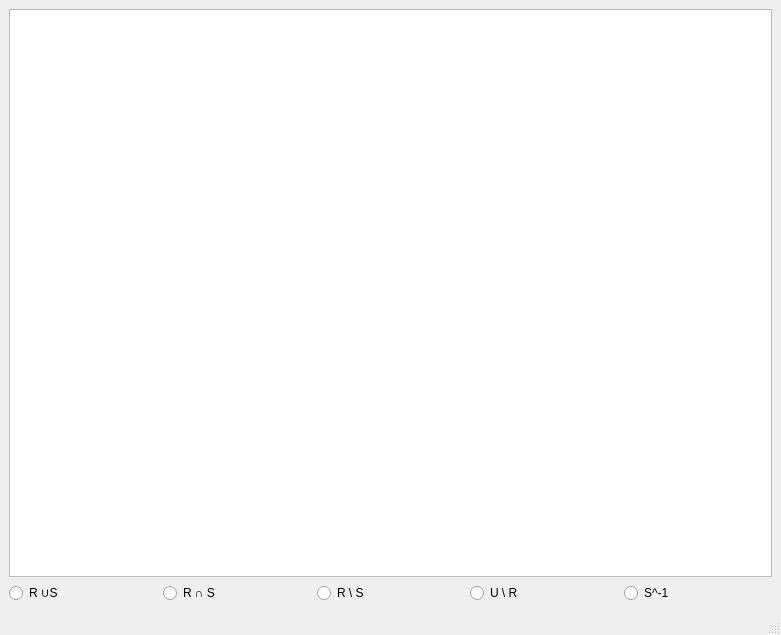
Old version of the form FourthWindowForm.ui in the repository s3rbug/DiscreteMathLab2.
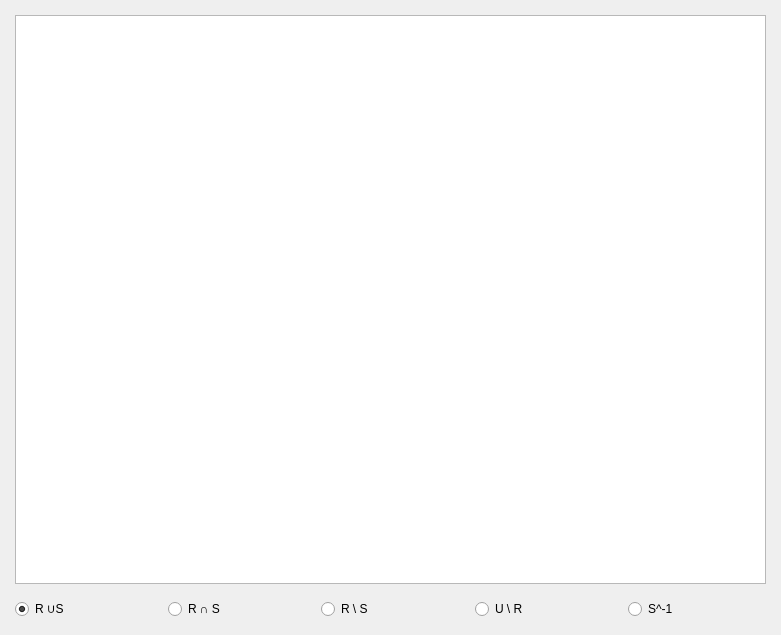
New version of the form.

```diff
--- a/FourthWindowForm.ui
+++ b/FourthWindowForm.ui
@@ -15,10 +15,38 @@
   </property>
   <widget class="QWidget" name="centralwidget">
    <layout class="QHBoxLayout" name="horizontalLayout">
+    <property name="spacing">
+     <number>15</number>
+    </property>
+    <property name="leftMargin">
+     <number>15</number>
+    </property>
+    <property name="topMargin">
+     <number>15</number>
+    </property>
+    <property name="rightMargin">
+     <number>15</number>
+    </property>
+    <property name="bottomMargin">
+     <number>15</number>
+    </property>
     <item>
      <layout class="QGridLayout" name="gridLayout">
       <item row="0" column="0">
-       <widget class="QTableWidget" name="tableWidget"/>
+       <widget class="QTableWidget" name="table">
+        <property name="styleSheet">
+         <string notr="true">font-size: 12px</string>
+        </property>
+        <property name="selectionMode">
+         <enum>QAbstractItemView::NoSelection</enum>
+        </property>
+        <attribute name="horizontalHeaderDefaultSectionSize">
+         <number>200</number>
+        </attribute>
+        <attribute name="verticalHeaderDefaultSectionSize">
+         <number>50</number>
+        </attribute>
+       </widget>
       </item>
       <item row="1" column="0">
        <layout class="QHBoxLayout" name="horizontalLayout_2">
@@ -27,6 +55,12 @@
           <property name="text">
            <string>R ∪S</string>
           </property>
+          <property name="checked">
+           <bool>true</bool>
+          </property>
+          <attribute name="buttonGroup">
+           <string notr="true">radio_group</string>
+          </attribute>
          </widget>
         </item>
         <item>
@@ -63,7 +97,6 @@
     </item>
    </layout>
   </widget>
-  <widget class="QStatusBar" name="statusbar"/>
   <action name="information">
    <property name="text">
     <string>Про студента</string>
```
Left out of the diff: 25 changed lines with no effect on the pictures.
